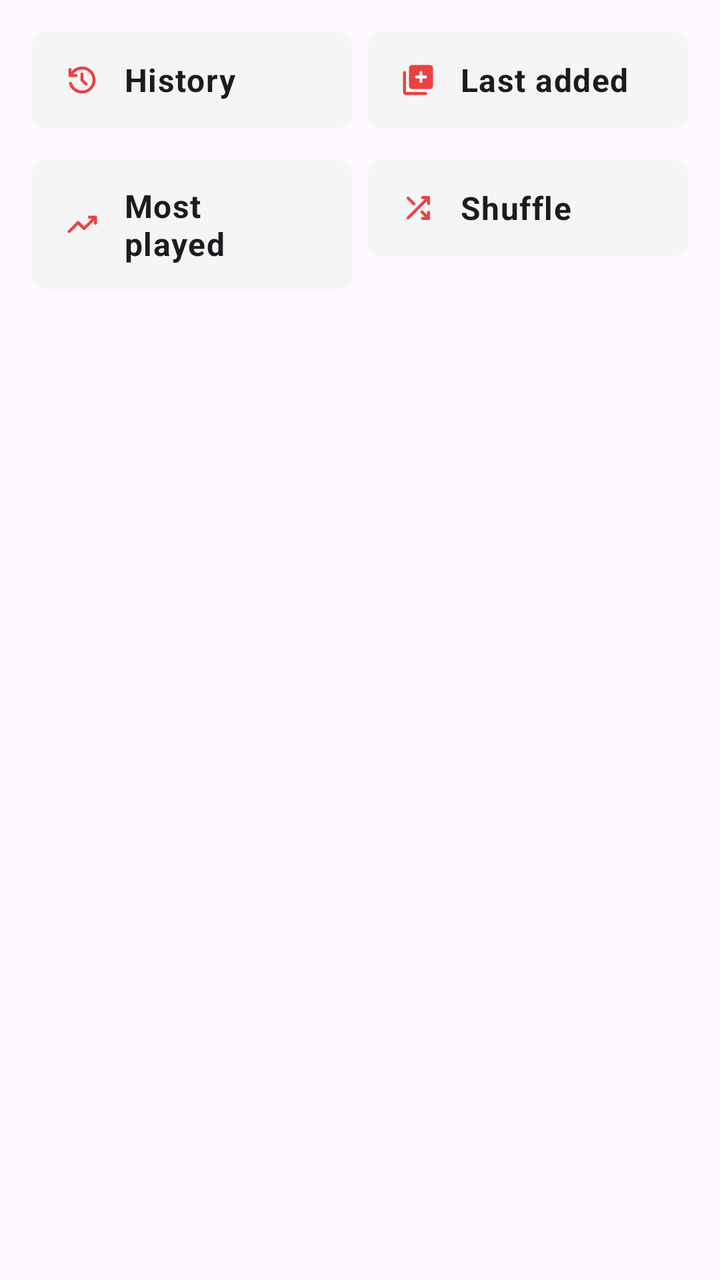
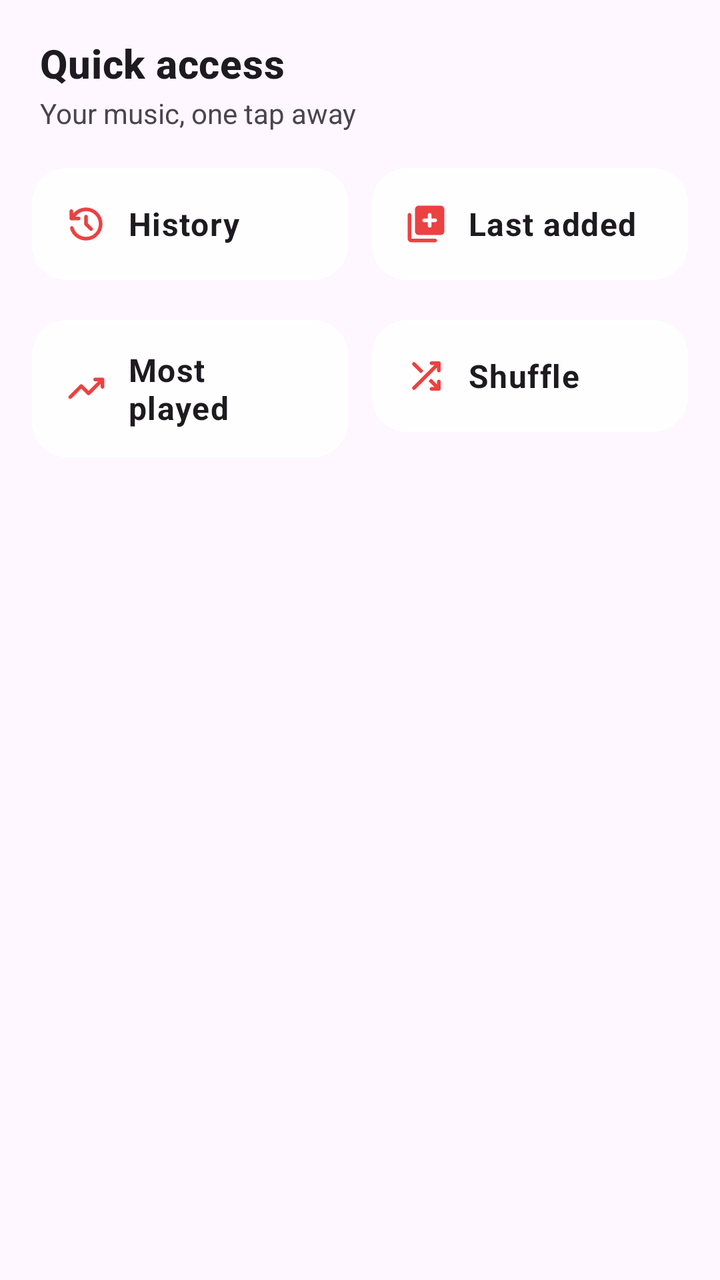

Before-and-after screenshots of an Android layout around one commit, followed by the original layout XML and the change that was made.
<!-- AndroidManifest.xml: application theme Theme.MuseMusic.FollowSystem -->
<!-- res/layout/abs_playlists.xml -->
<?xml version="1.0" encoding="utf-8"?>
<androidx.constraintlayout.widget.ConstraintLayout xmlns:android="http://schemas.android.com/apk/res/android"
    xmlns:app="http://schemas.android.com/apk/res-auto"
    android:layout_width="match_parent"
    android:layout_height="wrap_content"
    android:orientation="vertical"
    android:paddingBottom="12dp">

    <com.google.android.material.button.MaterialButton
        android:id="@+id/history"
        style="@style/HomeActionButton"
        android:layout_width="0dp"
        android:layout_height="wrap_content"
        android:layout_marginStart="16dp"
        android:layout_marginTop="12dp"
        android:layout_marginEnd="4dp"
        android:text="@string/history"
        app:icon="@drawable/ic_history"
        app:layout_constraintEnd_toStartOf="@+id/lastAdded"
        app:layout_constraintHorizontal_bias="0.5"
        app:layout_constraintStart_toStartOf="parent"
        app:layout_constraintTop_toTopOf="parent" />

    <com.google.android.material.button.MaterialButton
        android:id="@+id/lastAdded"
        style="@style/HomeActionButton"
        android:layout_width="0dp"
        android:layout_height="wrap_content"
        android:layout_marginStart="4dp"
        android:layout_marginEnd="16dp"
        android:text="@string/last_added"
        app:icon="@drawable/ic_library_add"
        app:layout_constraintEnd_toEndOf="parent"
        app:layout_constraintHorizontal_bias="0.5"
        app:layout_constraintStart_toEndOf="@+id/history"
        app:layout_constraintTop_toTopOf="@+id/history" />

    <com.google.android.material.button.MaterialButton
        android:id="@+id/topPlayed"
        style="@style/HomeActionButton"
        android:layout_width="0dp"
        android:layout_height="wrap_content"
        android:layout_marginTop="8dp"
        android:layout_marginEnd="4dp"
        android:text="@string/my_top_tracks"
        app:icon="@drawable/ic_trending_up"
        app:layout_constraintEnd_toStartOf="@+id/actionShuffle"
        app:layout_constraintHorizontal_bias="0.5"
        app:layout_constraintStart_toStartOf="@+id/history"
        app:layout_constraintTop_toBottomOf="@+id/history" />

    <com.google.android.material.button.MaterialButton
        android:id="@+id/actionShuffle"
        style="@style/HomeActionButton"
        android:layout_width="0dp"
        android:layout_height="wrap_content"
        android:layout_marginTop="8dp"
        android:layout_marginStart="4dp"
        android:text="@string/shuffle"
        app:icon="@drawable/ic_shuffle"
        app:layout_constraintEnd_toEndOf="@+id/lastAdded"
        app:layout_constraintHorizontal_bias="0.5"
        app:layout_constraintStart_toEndOf="@+id/topPlayed"
        app:layout_constraintTop_toBottomOf="@+id/lastAdded" />

</androidx.constraintlayout.widget.ConstraintLayout>
<!-- resources referenced by this layout -->
<resources>
  <string name="history">History</string>
  <string name="last_added">Last added</string>
  <string name="my_top_tracks">Most played</string>
  <string name="shuffle">Shuffle</string>
  <style name="HomeActionButton" parent="Widget.Material3.Button.TonalButton.Icon">
          <item name="android:minHeight">56dp</item>
          <item name="android:paddingTop">12dp</item>
          <item name="android:paddingBottom">12dp</item>
          <item name="android:backgroundTint">@color/netease_surface_subtle</item>
          <item name="android:textColor">?attr/colorOnSurface</item>
          <item name="cornerRadius">8dp</item>
          <item name="elevation">0dp</item>
          <item name="iconPadding">12dp</item>
          <item name="iconTint">@color/netease_brand</item>
          <item name="iconGravity">start</item>
          <item name="android:gravity">start|center_vertical</item>
          <item name="android:textAppearance">@style/TextViewBody1</item>
          <item name="android:textStyle">bold</item>
      </style>
  <style name="Theme.MuseMusic.FollowSystem" parent="Theme.MuseMusic.Base.Adaptive">
          <item name="android:windowBackground">?colorSurface</item>
      </style>
  <color name="netease_surface_subtle">#F5F5F5</color>
  <color name="netease_brand">#EC4141</color>
  <style name="TextViewBody1" parent="TextAppearance.MaterialComponents.Body1" />
  <color name="netease_on_brand">#FFFFFF</color>
  <color name="netease_brand_container">#FDECEC</color>
  <color name="netease_on_brand_container">#8F1F1F</color>
  <color name="netease_surface">#FFFFFF</color>
  <color name="netease_text_primary">#333333</color>
  <color name="netease_text_secondary">#666666</color>
  <color name="netease_background">#FFFFFF</color>
  <color name="netease_outline">#D6D6D6</color>
  <color name="netease_divider">#E8E8E8</color>
  <color name="netease_error">#BA1A1A</color>
  <color name="netease_on_error">#FFFFFF</color>
  <!-- drawable round_selector (drawable) -->
  <ripple xmlns:android="http://schemas.android.com/apk/res/android"
      android:color="?android:attr/colorControlHighlight">
  
      <item
          android:id="@android:id/mask"
          android:drawable="@drawable/round_selector_mask" />
  
  </ripple>
  <style name="Widget.ActionButton.Overflow" parent="Widget.AppCompat.ActionButton.Overflow">
          <item name="android:contentDescription">@string/abc_action_menu_overflow_description</item>
      </style>
  <style name="MaterialAlertDialogTheme" parent="ThemeOverlay.Material3.MaterialAlertDialog" />
  <style name="MaterialPopupMenuStyle" parent="Widget.Material3.PopupMenu">
          <item name="android:popupBackground">@drawable/popup_background</item>
      </style>
  <color name="elevationOverlay">@color/elevationOverlayLight</color>
  <!-- drawable round_selector_mask (drawable) -->
  <?xml version="1.0" encoding="utf-8"?>
  <shape xmlns:android="http://schemas.android.com/apk/res/android"
      android:shape="oval">
      <solid android:color="@android:color/white" />
  </shape>
  <dimen name="m3_card_corner_radius">8dp</dimen>
  <color name="md_green_500">#4CAF50</color>
  <style name="TextViewNormal" parent="">
          <item name="android:textSize">14sp</item>
      </style>
  <dimen name="button_padding_vertical">10dp</dimen>
  <color name="elevationOverlayLight">@color/netease_surface_subtle</color>
  <!-- unchanged entries left out for length: 8 -->
</resources>

<!-- the commit's change to res/layout/abs_playlists.xml (unified diff, before → after) -->
@@ -4,7 +4,33 @@
     android:layout_width="match_parent"
     android:layout_height="wrap_content"
     android:orientation="vertical"
-    android:paddingBottom="12dp">
+    android:paddingBottom="16dp">
+
+    <com.google.android.material.textview.MaterialTextView
+        android:id="@+id/quickAccessTitle"
+        android:layout_width="0dp"
+        android:layout_height="wrap_content"
+        android:layout_marginStart="20dp"
+        android:layout_marginTop="18dp"
+        android:text="@string/home_quick_access"
+        android:textAppearance="@style/TextViewHeadline6"
+        android:textStyle="bold"
+        app:layout_constraintEnd_toEndOf="parent"
+        app:layout_constraintStart_toStartOf="parent"
+        app:layout_constraintTop_toTopOf="parent" />
+
+    <com.google.android.material.textview.MaterialTextView
+        android:id="@+id/quickAccessSubtitle"
+        android:layout_width="0dp"
+        android:layout_height="wrap_content"
+        android:layout_marginStart="20dp"
+        android:layout_marginTop="2dp"
+        android:text="@string/home_quick_access_summary"
+        android:textAppearance="@style/TextViewNormal"
+        android:textColor="?attr/colorOnSurfaceVariant"
+        app:layout_constraintEnd_toEndOf="parent"
+        app:layout_constraintStart_toStartOf="parent"
+        app:layout_constraintTop_toBottomOf="@id/quickAccessTitle" />
 
     <com.google.android.material.button.MaterialButton
         android:id="@+id/history"
@@ -12,21 +38,21 @@
         android:layout_width="0dp"
         android:layout_height="wrap_content"
         android:layout_marginStart="16dp"
-        android:layout_marginTop="12dp"
-        android:layout_marginEnd="4dp"
+        android:layout_marginTop="14dp"
+        android:layout_marginEnd="6dp"
         android:text="@string/history"
         app:icon="@drawable/ic_history"
         app:layout_constraintEnd_toStartOf="@+id/lastAdded"
         app:layout_constraintHorizontal_bias="0.5"
         app:layout_constraintStart_toStartOf="parent"
-        app:layout_constraintTop_toTopOf="parent" />
+        app:layout_constraintTop_toBottomOf="@id/quickAccessSubtitle" />
 
     <com.google.android.material.button.MaterialButton
         android:id="@+id/lastAdded"
         style="@style/HomeActionButton"
         android:layout_width="0dp"
         android:layout_height="wrap_content"
-        android:layout_marginStart="4dp"
+        android:layout_marginStart="6dp"
         android:layout_marginEnd="16dp"
         android:text="@string/last_added"
         app:icon="@drawable/ic_library_add"
@@ -40,8 +66,8 @@
         style="@style/HomeActionButton"
         android:layout_width="0dp"
         android:layout_height="wrap_content"
-        android:layout_marginTop="8dp"
-        android:layout_marginEnd="4dp"
+        android:layout_marginTop="12dp"
+        android:layout_marginEnd="6dp"
         android:text="@string/my_top_tracks"
         app:icon="@drawable/ic_trending_up"
         app:layout_constraintEnd_toStartOf="@+id/actionShuffle"
@@ -54,8 +80,8 @@
         style="@style/HomeActionButton"
         android:layout_width="0dp"
         android:layout_height="wrap_content"
-        android:layout_marginTop="8dp"
-        android:layout_marginStart="4dp"
+        android:layout_marginTop="12dp"
+        android:layout_marginStart="6dp"
         android:text="@string/shuffle"
         app:icon="@drawable/ic_shuffle"
         app:layout_constraintEnd_toEndOf="@+id/lastAdded"
<!-- resource entries referenced after the edit -->
@@ -1,27 +1,35 @@
 <!-- resources referenced by this layout -->
 <resources>
   <string name="history">History</string>
+  <string name="home_quick_access">Quick access</string>
+  <string name="home_quick_access_summary">Your music, one tap away</string>
   <string name="last_added">Last added</string>
   <string name="my_top_tracks">Most played</string>
   <string name="shuffle">Shuffle</string>
   <style name="HomeActionButton" parent="Widget.Material3.Button.TonalButton.Icon">
-          <item name="android:minHeight">56dp</item>
-          <item name="android:paddingTop">12dp</item>
-          <item name="android:paddingBottom">12dp</item>
-          <item name="android:backgroundTint">@color/netease_surface_subtle</item>
+          <item name="android:minHeight">64dp</item>
+          <item name="android:paddingTop">14dp</item>
+          <item name="android:paddingBottom">14dp</item>
+          <item name="android:backgroundTint">@color/home_glass_surface</item>
           <item name="android:textColor">?attr/colorOnSurface</item>
-          <item name="cornerRadius">8dp</item>
+          <item name="cornerRadius">18dp</item>
           <item name="elevation">0dp</item>
-          <item name="iconPadding">12dp</item>
+          <item name="strokeColor">@color/home_glass_border</item>
+          <item name="strokeWidth">1dp</item>
+          <item name="iconPadding">10dp</item>
+          <item name="iconSize">22dp</item>
           <item name="iconTint">@color/netease_brand</item>
           <item name="iconGravity">start</item>
           <item name="android:gravity">start|center_vertical</item>
           <item name="android:textAppearance">@style/TextViewBody1</item>
           <item name="android:textStyle">bold</item>
       </style>
+  <style name="TextViewHeadline6" parent="TextAppearance.MaterialComponents.Headline6" />
   <style name="Theme.MuseMusic.FollowSystem" parent="Theme.MuseMusic.Base.Adaptive">
           <item name="android:windowBackground">?colorSurface</item>
       </style>
+  <color name="home_glass_surface">#B8FFFFFF</color>
+  <color name="home_glass_border">#CCFFFFFF</color>
   <color name="netease_surface_subtle">#F5F5F5</color>
   <color name="netease_brand">#EC4141</color>
   <style name="TextViewBody1" parent="TextAppearance.MaterialComponents.Body1" />
